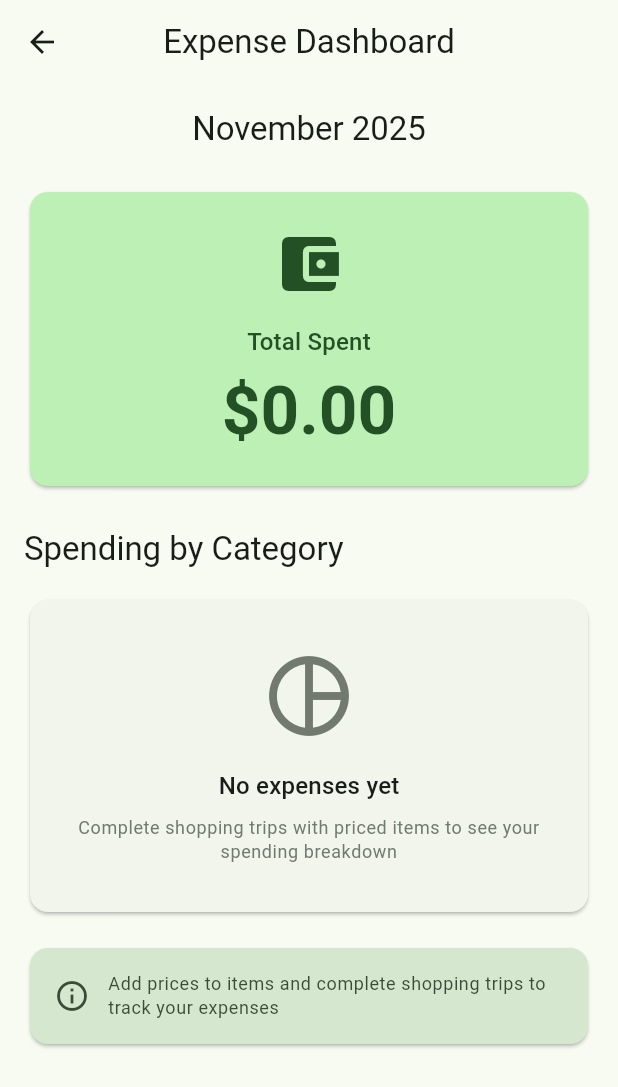
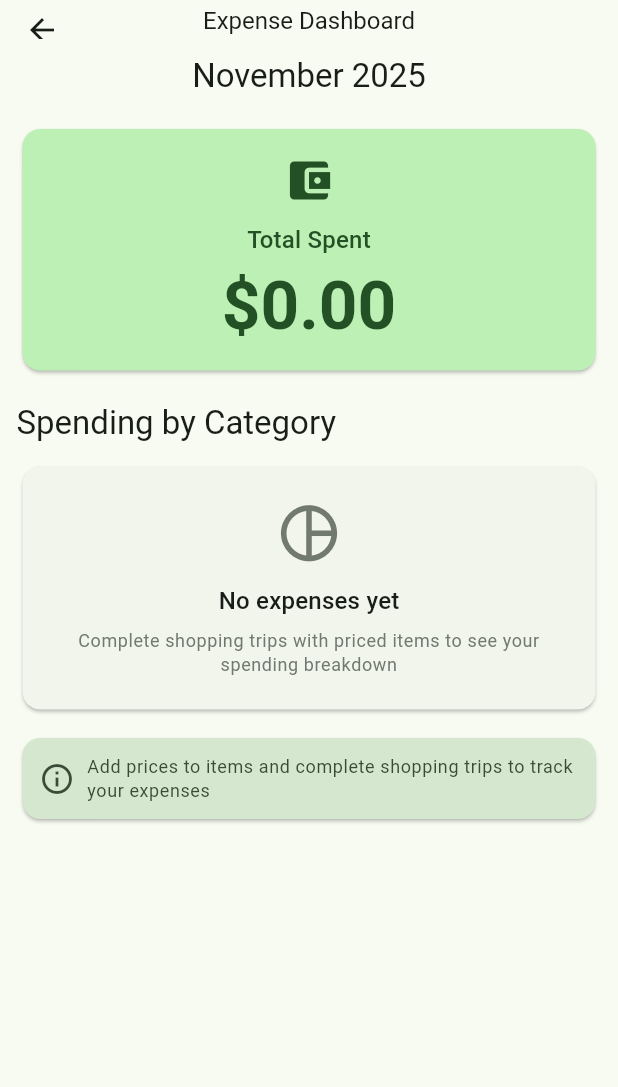
Before and after one commit to Ahmed-Estiak/note-app, a Flutter app: the DashboardPage screen opened directly, on a phone screen of 412 x 824 dp. Shown: the top 1087 px of the screen. Run offline on Flutter 3.47's test engine with Material 3 defaults, Android fonts, the phone set to English and light mode, and no system bars; our stand-ins replace shared_preferences; accounts and stored records are empty.

Commit message:
Refine layout and styling in DashboardPage, ListsPage, and ListSelector. Adjust toolbar heights, padding, margins, and icon sizes for improved visual consistency and user experience across various UI elements.

```diff
--- a/lib/pages/dashboard_page.dart
+++ b/lib/pages/dashboard_page.dart
@@ -16,11 +16,17 @@ class DashboardPage extends StatelessWidget {
 
     return Scaffold(
       appBar: AppBar(
-        title: const Text('Expense Dashboard'),
+        title: const Text(
+          'Expense Dashboard',
+          style: TextStyle(fontSize: 16),
+        ),
         centerTitle: true,
+        toolbarHeight: 26,
+        titleSpacing: 0,
+        actionsPadding: const EdgeInsets.symmetric(horizontal: 4),
       ),
       body: SingleChildScrollView(
-        padding: const EdgeInsets.all(16),
+        padding: const EdgeInsets.all(11),
         child: Column(
           crossAxisAlignment: CrossAxisAlignment.stretch,
           children: [
@@ -30,28 +36,28 @@ class DashboardPage extends StatelessWidget {
               style: Theme.of(context).textTheme.titleLarge,
               textAlign: TextAlign.center,
             ),
-            const SizedBox(height: 24),
+            const SizedBox(height: 17),
 
             // Total spent card
             Card(
               color: Theme.of(context).colorScheme.primaryContainer,
               child: Padding(
-                padding: const EdgeInsets.all(24),
+                padding: const EdgeInsets.all(17),
                 child: Column(
                   children: [
                     Icon(
                       Icons.account_balance_wallet,
-                      size: 48,
+                      size: 34,
                       color: Theme.of(context).colorScheme.onPrimaryContainer,
                     ),
-                    const SizedBox(height: 16),
+                    const SizedBox(height: 11),
                     Text(
                       'Total Spent',
                       style: Theme.of(context).textTheme.titleMedium?.copyWith(
                         color: Theme.of(context).colorScheme.onPrimaryContainer,
                       ),
                     ),
-                    const SizedBox(height: 8),
+                    const SizedBox(height: 6),
                     Text(
                       '\$${totalSpent.toStringAsFixed(2)}',
                       style: Theme.of(context).textTheme.displayMedium?.copyWith(
@@ -63,32 +69,32 @@ class DashboardPage extends StatelessWidget {
                 ),
               ),
             ),
-            const SizedBox(height: 24),
+            const SizedBox(height: 17),
 
             // Category breakdown
             Text(
               'Spending by Category',
               style: Theme.of(context).textTheme.titleLarge,
             ),
-            const SizedBox(height: 16),
+            const SizedBox(height: 11),
 
             if (categoryTotals.isEmpty)
               Card(
                 child: Padding(
-                  padding: const EdgeInsets.all(32),
+                  padding: const EdgeInsets.all(22),
                   child: Column(
                     children: [
                       Icon(
                         Icons.pie_chart_outline,
-                        size: 64,
+                        size: 45,
                         color: Theme.of(context).colorScheme.outline,
                       ),
-                      const SizedBox(height: 16),
+                      const SizedBox(height: 11),
                       Text(
                         'No expenses yet',
                         style: Theme.of(context).textTheme.titleMedium,
                       ),
-                      const SizedBox(height: 8),
+                      const SizedBox(height: 6),
                       Text(
                         'Complete shopping trips with priced items to see your spending breakdown',
                         textAlign: TextAlign.center,
@@ -109,9 +115,9 @@ class DashboardPage extends StatelessWidget {
                     : 0.0;
 
                 return Card(
-                  margin: const EdgeInsets.only(bottom: 12),
+                  margin: const EdgeInsets.only(bottom: 8),
                   child: Padding(
-                    padding: const EdgeInsets.all(16),
+                    padding: const EdgeInsets.all(11),
                     child: Column(
                       crossAxisAlignment: CrossAxisAlignment.start,
                       children: [
@@ -124,7 +130,7 @@ class DashboardPage extends StatelessWidget {
                                   _getCategoryIcon(category),
                                   color: Theme.of(context).colorScheme.primary,
                                 ),
-                                const SizedBox(width: 12),
+                                const SizedBox(width: 8),
                                 Text(
                                   category,
                                   style: Theme.of(context).textTheme.titleMedium,
@@ -139,13 +145,13 @@ class DashboardPage extends StatelessWidget {
                             ),
                           ],
                         ),
-                        const SizedBox(height: 8),
+                        const SizedBox(height: 6),
                         LinearProgressIndicator(
                           value: percentage / 100,
-                          minHeight: 8,
+                          minHeight: 6,
                           borderRadius: BorderRadius.circular(4),
                         ),
-                        const SizedBox(height: 4),
+                        const SizedBox(height: 3),
                         Text(
                           '${percentage.toStringAsFixed(1)}% of total',
                           style: Theme.of(context).textTheme.bodySmall,
@@ -156,20 +162,20 @@ class DashboardPage extends StatelessWidget {
                 );
               }).toList(),
 
-            const SizedBox(height: 16),
+            const SizedBox(height: 11),
 
             // Info card
             Card(
               color: Theme.of(context).colorScheme.secondaryContainer,
               child: Padding(
-                padding: const EdgeInsets.all(16),
+                padding: const EdgeInsets.all(11),
                 child: Row(
                   children: [
                     Icon(
                       Icons.info_outline,
                       color: Theme.of(context).colorScheme.onSecondaryContainer,
                     ),
-                    const SizedBox(width: 12),
+                    const SizedBox(width: 8),
                     Expanded(
                       child: Text(
                         'Add prices to items and complete shopping trips to track your expenses',
--- a/lib/widgets/list_selector.dart
+++ b/lib/widgets/list_selector.dart
@@ -12,9 +12,10 @@ class ListSelector extends StatelessWidget {
     final selectedList = provider.selectedList;
 
     return Card(
-      margin: const EdgeInsets.symmetric(horizontal: 12, vertical: 1),
+      margin: const EdgeInsets.symmetric(horizontal: 12, vertical: 2),
+      elevation: 1,
       child: Padding(
-        padding: const EdgeInsets.symmetric(horizontal: 8, vertical: 1),
+        padding: const EdgeInsets.symmetric(horizontal: 8, vertical: 2),
         child: Row(
           children: [
             const Icon(Icons.list_alt, size: 18),
@@ -24,6 +25,7 @@ class ListSelector extends StatelessWidget {
                 child: DropdownButton<String>(
                   value: selectedList?.id,
                   isExpanded: true,
+                  isDense: true,
                   items: lists.map((list) {
                     return DropdownMenuItem(
                       value: list.id,
```
Also changed, not shown: lib/pages/lists_page.dart (+4 -3 lines), lib/pages/main_shell.dart (+5 -5 lines).
